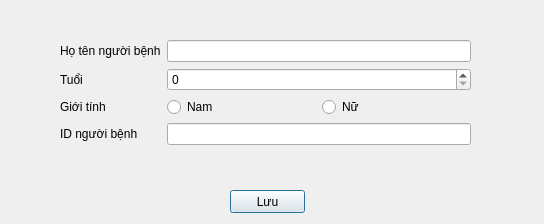
The window that UiFiles/createSubject.ui (dangkh/UIDataCollection) describes before a commit, drawn with Qt 5.
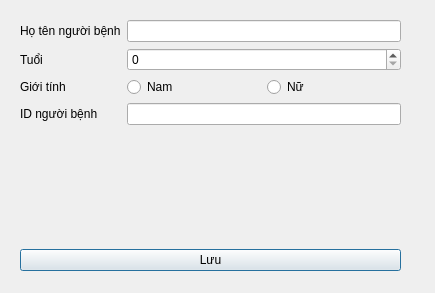
The same window after the commit.

Diff of the .ui file:
```diff
--- a/UiFiles/createSubject.ui
+++ b/UiFiles/createSubject.ui
@@ -6,8 +6,8 @@
    <rect>
     <x>0</x>
     <y>0</y>
-    <width>544</width>
-    <height>224</height>
+    <width>435</width>
+    <height>293</height>
    </rect>
   </property>
   <property name="windowTitle">
@@ -16,12 +16,14 @@
   <widget class="QWidget" name="formLayoutWidget">
    <property name="geometry">
     <rect>
-     <x>60</x>
-     <y>40</y>
-     <width>411</width>
-     <height>131</height>
+     <x>20</x>
+     <y>20</y>
+     <width>381</width>
+     <height>251</height>
     </rect>
    </property>
+   <layout class="QVBoxLayout" name="verticalLayout">
+    <item>
    <layout class="QFormLayout" name="formLayout">
     <item row="0" column="0">
      <widget class="QLabel" name="label_4">
@@ -79,19 +81,15 @@
      <widget class="QLineEdit" name="lineEdit"/>
     </item>
    </layout>
-  </widget>
+    </item>
+    <item>
   <widget class="QPushButton" name="saveBtn">
-   <property name="geometry">
-    <rect>
-     <x>230</x>
-     <y>190</y>
-     <width>75</width>
-     <height>23</height>
-    </rect>
-   </property>
    <property name="text">
     <string>Lưu</string>
    </property>
+     </widget>
+    </item>
+   </layout>
   </widget>
  </widget>
  <resources/>
```
Left out of the diff: 2 changed lines with no effect on the pictures. Lines whose indentation alone changed are shown as unchanged.
